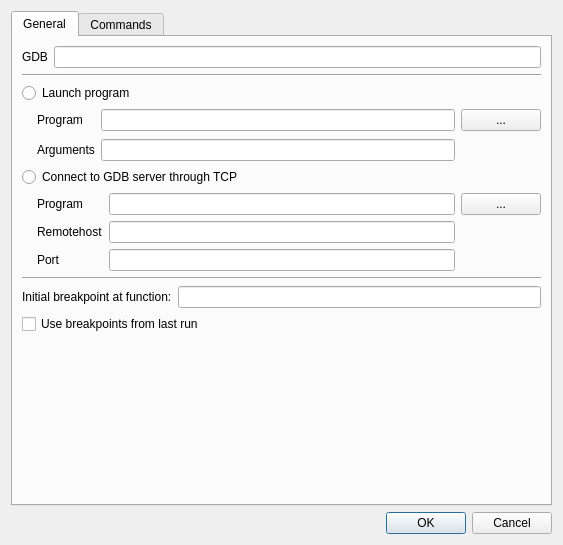
jhn98032/gede, file src/opendialog.ui: the form before one commit.
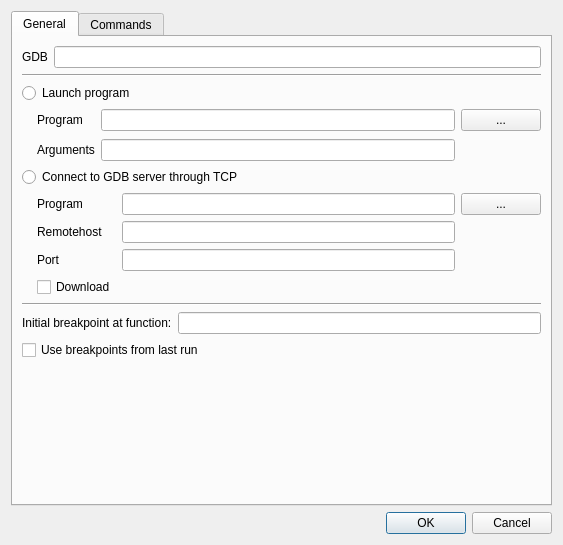
The form after the commit.

Commit message: Added a checkbox for download.

Patch:
```diff
--- a/src/opendialog.ui
+++ b/src/opendialog.ui
@@ -151,6 +151,13 @@
            </property>
           </widget>
          </item>
+         <item row="3" column="0">
+          <widget class="QCheckBox" name="checkBox_download">
+           <property name="text">
+            <string>Download</string>
+           </property>
+          </widget>
+         </item>
         </layout>
        </item>
        <item>
```
The commit also changes 5 other files.
